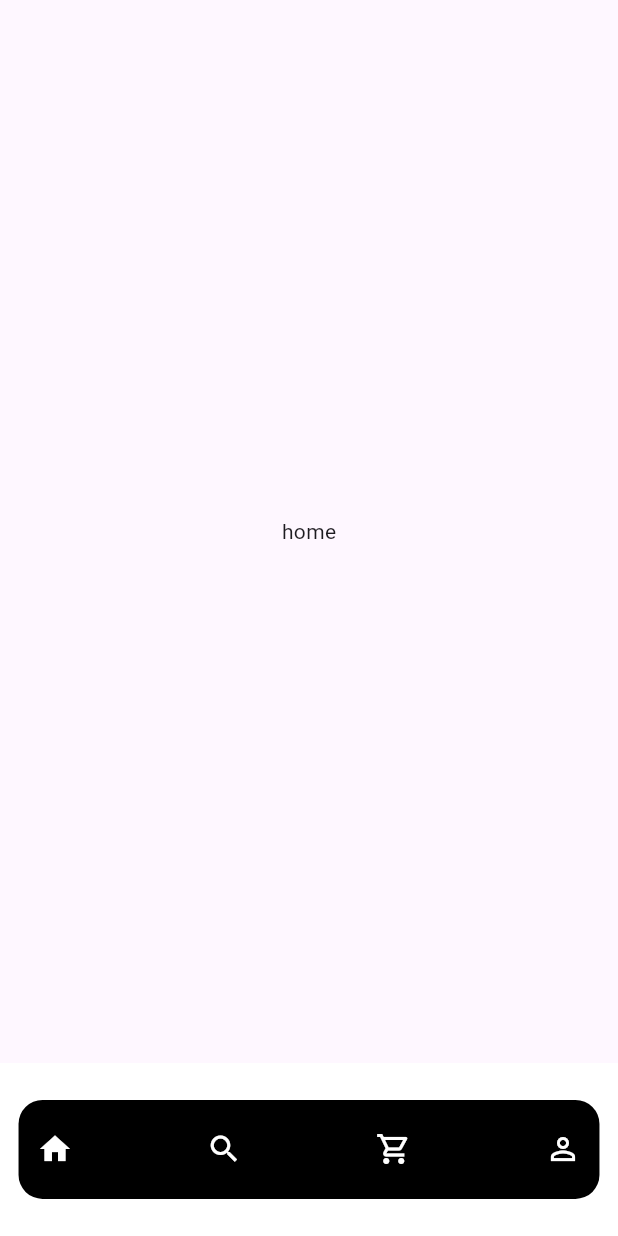
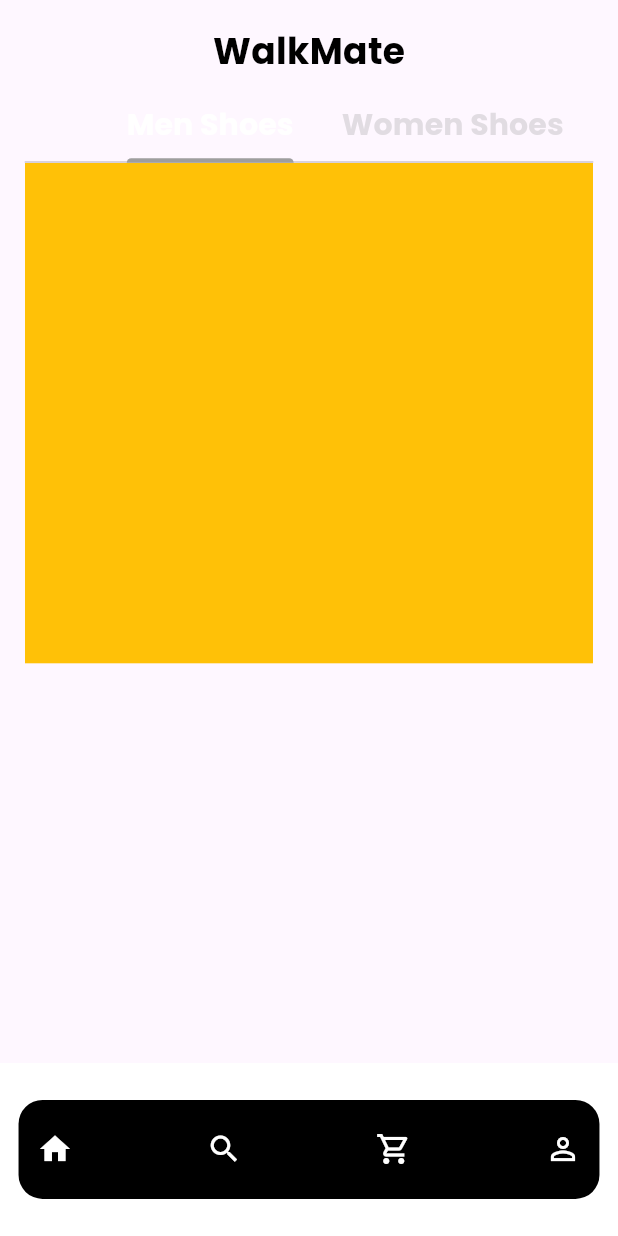
Before and after one commit to VinayaAugusthy/walkmate, a Flutter app: the screen it shows after launch, on a phone screen of 412 x 824 dp. Run offline on Flutter 3.47's test engine with Material 2 defaults, Android fonts, the phone set to English and light mode, and no system bars; our stand-ins replace google_fonts.

Commit message:
tabbar done

```diff
--- a/lib/views/screens/home.dart
+++ b/lib/views/screens/home.dart
@@ -1,4 +1,5 @@
 import 'package:flutter/material.dart';
+import 'package:walkmate/views/shared/style.dart';
 
 class HomeScreen extends StatefulWidget {
   const HomeScreen({super.key});
@@ -7,12 +8,76 @@ class HomeScreen extends StatefulWidget {
   State<HomeScreen> createState() => _HomeScreenState();
 }
 
-class _HomeScreenState extends State<HomeScreen> {
+class _HomeScreenState extends State<HomeScreen> with TickerProviderStateMixin {
+  late final TabController _tabController =
+      TabController(length: 3, vsync: this);
   @override
   Widget build(BuildContext context) {
-    return const Scaffold(
-      body: Center(
-        child: Text('home'),
+    Size size = MediaQuery.sizeOf(context);
+    return Scaffold(
+      body: Padding(
+        padding: EdgeInsets.all(size.width * 0.04),
+        child: SizedBox(
+          height: size.height,
+          child: Column(
+            children: [
+              Text(
+                'WalkMate',
+                style: textStyle(24, Colors.black, FontWeight.bold),
+              ),
+              const SizedBox(
+                height: 10,
+              ),
+              TabBar(
+                  indicatorSize: TabBarIndicatorSize.label,
+                  indicatorColor: Colors.grey,
+                  controller: _tabController,
+                  isScrollable: true,
+                  labelColor: Colors.white,
+                  labelStyle: textStyle(20, Colors.white, FontWeight.bold),
+                  unselectedLabelColor: Colors.grey.withOpacity(0.3),
+                  tabs: const [
+                    Tab(
+                      text: "Men Shoes",
+                    ),
+                    Tab(
+                      text: "Women Shoes",
+                    ),
+                    Tab(
+                      text: "Kids Shoes",
+                    )
+                  ]),
+              Expanded(
+                child: TabBarView(controller: _tabController, children: [
+                  Column(
+                    children: [
+                      Container(
+                        height: size.height * 0.405,
+                        color: Colors.amber,
+                      )
+                    ],
+                  ),
+                  Column(
+                    children: [
+                      Container(
+                        height: size.height * 0.405,
+                        color: Colors.green,
+                      )
+                    ],
+                  ),
+                  Column(
+                    children: [
+                      Container(
+                        height: size.height * 0.405,
+                        color: Colors.yellow,
+                      )
+                    ],
+                  )
+                ]),
+              )
+            ],
+          ),
+        ),
       ),
     );
   }
```
